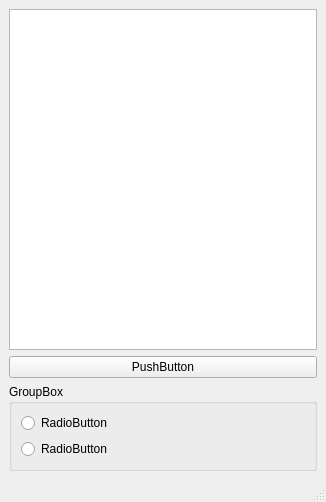
This is exThread/mainwindow.ui in tyw66/exQt as Qt 5 draws it before an edit. The edited form follows.
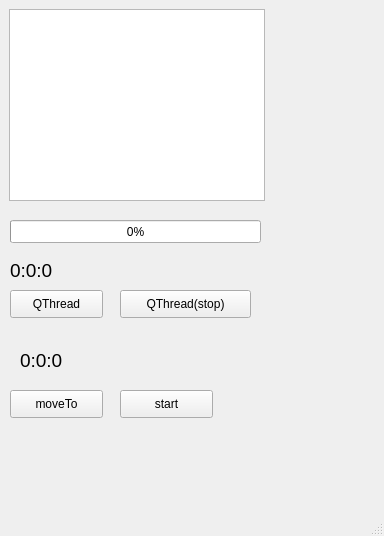
This is the edited form.

Diff of the .ui file:
```diff
--- a/exThread/mainwindow.ui
+++ b/exThread/mainwindow.ui
@@ -6,49 +6,130 @@
    <rect>
     <x>0</x>
     <y>0</y>
-    <width>326</width>
-    <height>502</height>
+    <width>384</width>
+    <height>536</height>
    </rect>
   </property>
   <property name="windowTitle">
    <string>MainWindow</string>
   </property>
   <widget class="QWidget" name="centralwidget">
-   <layout class="QVBoxLayout" name="verticalLayout">
-    <item>
-     <widget class="QTextEdit" name="textEdit"/>
-    </item>
-    <item>
-     <widget class="QPushButton" name="pushButton">
-      <property name="text">
-       <string>PushButton</string>
-      </property>
-     </widget>
-    </item>
-    <item>
-     <widget class="QGroupBox" name="groupBox">
-      <property name="title">
-       <string>GroupBox</string>
-      </property>
-      <layout class="QGridLayout" name="gridLayout">
-       <item row="0" column="0">
-        <widget class="QRadioButton" name="radioButton">
-         <property name="text">
-          <string>RadioButton</string>
-         </property>
-        </widget>
-       </item>
-       <item row="1" column="0">
-        <widget class="QRadioButton" name="radioButton_2">
-         <property name="text">
-          <string>RadioButton</string>
-         </property>
-        </widget>
-       </item>
-      </layout>
-     </widget>
-    </item>
-   </layout>
+   <widget class="QTextEdit" name="textEdit">
+    <property name="geometry">
+     <rect>
+      <x>9</x>
+      <y>9</y>
+      <width>256</width>
+      <height>192</height>
+     </rect>
+    </property>
+   </widget>
+   <widget class="QPushButton" name="pushButton_1">
+    <property name="geometry">
+     <rect>
+      <x>10</x>
+      <y>290</y>
+      <width>93</width>
+      <height>28</height>
+     </rect>
+    </property>
+    <property name="text">
+     <string>QThread</string>
+    </property>
+   </widget>
+   <widget class="QProgressBar" name="progressBar">
+    <property name="geometry">
+     <rect>
+      <x>10</x>
+      <y>220</y>
+      <width>251</width>
+      <height>23</height>
+     </rect>
+    </property>
+    <property name="value">
+     <number>0</number>
+    </property>
+    <property name="invertedAppearance">
+     <bool>false</bool>
+    </property>
+   </widget>
+   <widget class="QPushButton" name="pushButton_2">
+    <property name="geometry">
+     <rect>
+      <x>120</x>
+      <y>290</y>
+      <width>131</width>
+      <height>28</height>
+     </rect>
+    </property>
+    <property name="text">
+     <string>QThread(stop)</string>
+    </property>
+   </widget>
+   <widget class="QLabel" name="label_stopwatch">
+    <property name="geometry">
+     <rect>
+      <x>10</x>
+      <y>260</y>
+      <width>231</width>
+      <height>21</height>
+     </rect>
+    </property>
+    <property name="font">
+     <font>
+      <family>Arial</family>
+      <pointsize>14</pointsize>
+     </font>
+    </property>
+    <property name="text">
+     <string>0:0:0</string>
+    </property>
+   </widget>
+   <widget class="QPushButton" name="pushButton_3">
+    <property name="geometry">
+     <rect>
+      <x>10</x>
+      <y>390</y>
+      <width>93</width>
+      <height>28</height>
+     </rect>
+    </property>
+    <property name="text">
+     <string>moveTo</string>
+    </property>
+   </widget>
+   <widget class="QLabel" name="label_stopwatch_2">
+    <property name="geometry">
+     <rect>
+      <x>20</x>
+      <y>350</y>
+      <width>231</width>
+      <height>21</height>
+     </rect>
+    </property>
+    <property name="font">
+     <font>
+      <family>Arial</family>
+      <pointsize>14</pointsize>
+     </font>
+    </property>
+    <property name="text">
+     <string>0:0:0</string>
+    </property>
+   </widget>
+   <widget class="QPushButton" name="pushButton_4">
+    <property name="geometry">
+     <rect>
+      <x>120</x>
+      <y>390</y>
+      <width>93</width>
+      <height>28</height>
+     </rect>
+    </property>
+    <property name="text">
+     <string>start</string>
+    </property>
+   </widget>
   </widget>
   <widget class="QMenuBar" name="menubar">
    <property name="geometry">
```
Left out of the diff: 2 changed lines with no effect on the pictures.
